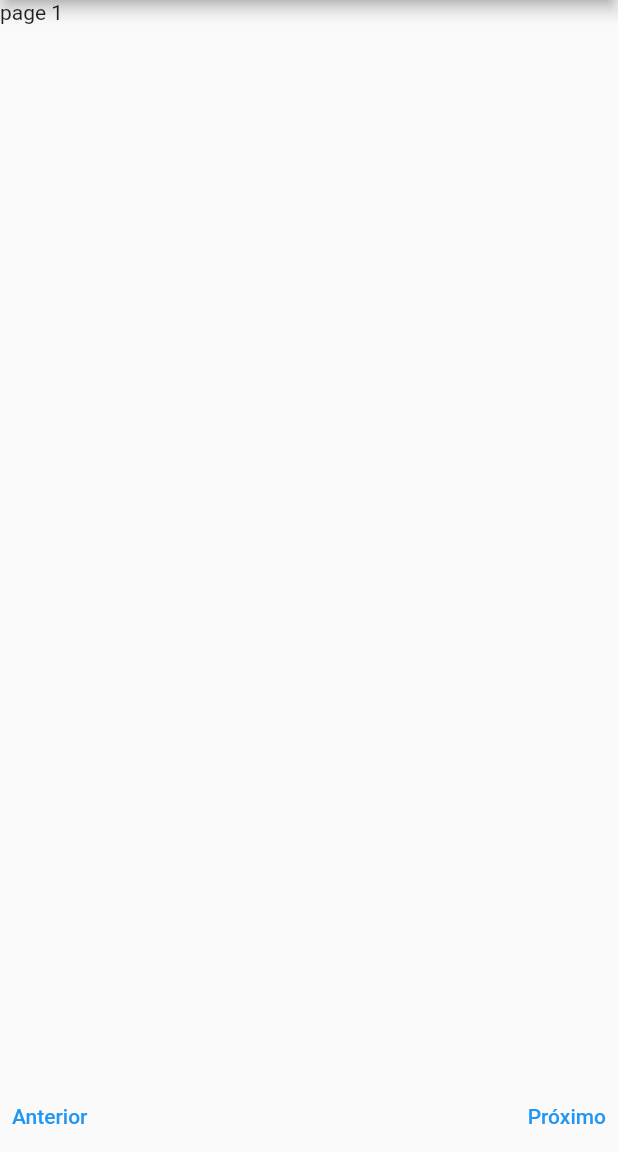
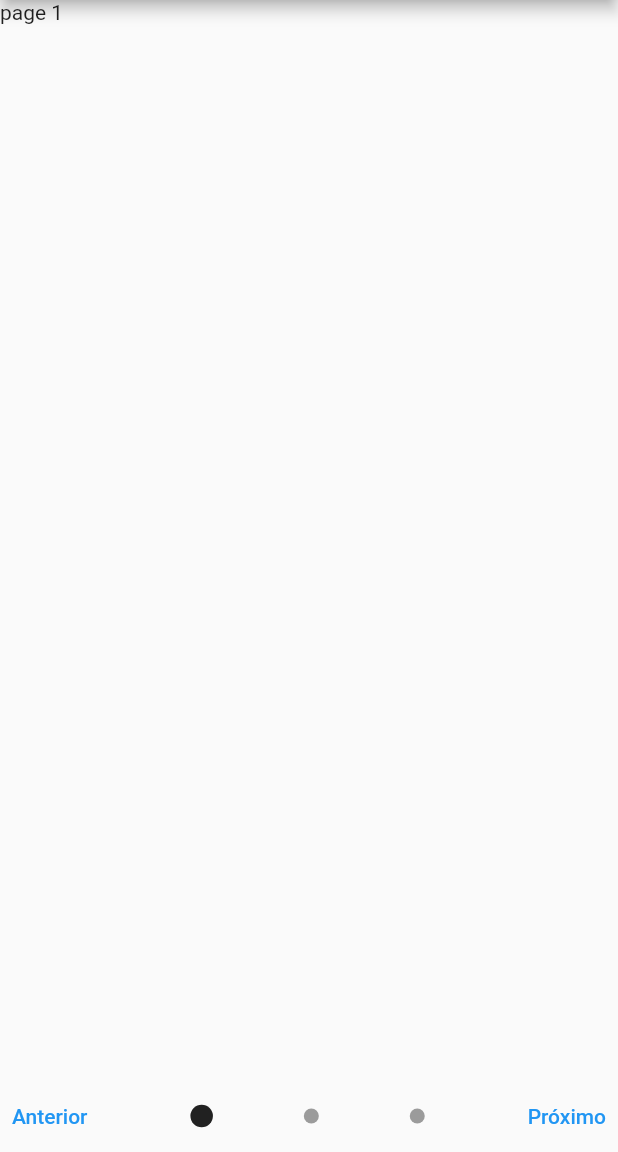
Before and after one commit to lucasvini382/stepsapps, a Flutter app: the screen it shows after launch, on a phone screen of 412 x 824 dp, the part 84-1236 px from its top. Run offline on Flutter 3.47's test engine with Material 2 defaults, Android fonts, the light colour scheme and no system bars.

Commit message:
feat: :sparkles: cria o page indicator.

```diff
--- /dev/null
+++ b/lib/page_indicator.dart
@@ -0,0 +1,11 @@
+import 'package:flutter/material.dart';
+
+Widget pageIndicator(bool currentPage) {
+  return Container(
+    width: currentPage ? 15 : 10,
+    height: currentPage ? 15 : 10,
+    decoration: BoxDecoration(
+        borderRadius: BorderRadius.circular(12),
+        color: currentPage ? Colors.black87 : Colors.black38),
+  );
+}
--- a/lib/step_form.dart
+++ b/lib/step_form.dart
@@ -1,4 +1,5 @@
 import 'package:flutter/material.dart';
+import './page_indicator.dart';
 
 class StepForm extends StatefulWidget {
   @override
@@ -50,6 +51,9 @@ class _StepFormState extends State<StepForm> {
             onPressed: () => _changeStep(false),
             child: Text('Anterior'),
           ),
+          pageIndicator(_page == 0),
+          pageIndicator(_page == 1),
+          pageIndicator(_page == 2),
           TextButton(
             onPressed: () => _changeStep(true),
             child: Text('Próximo'),
```
